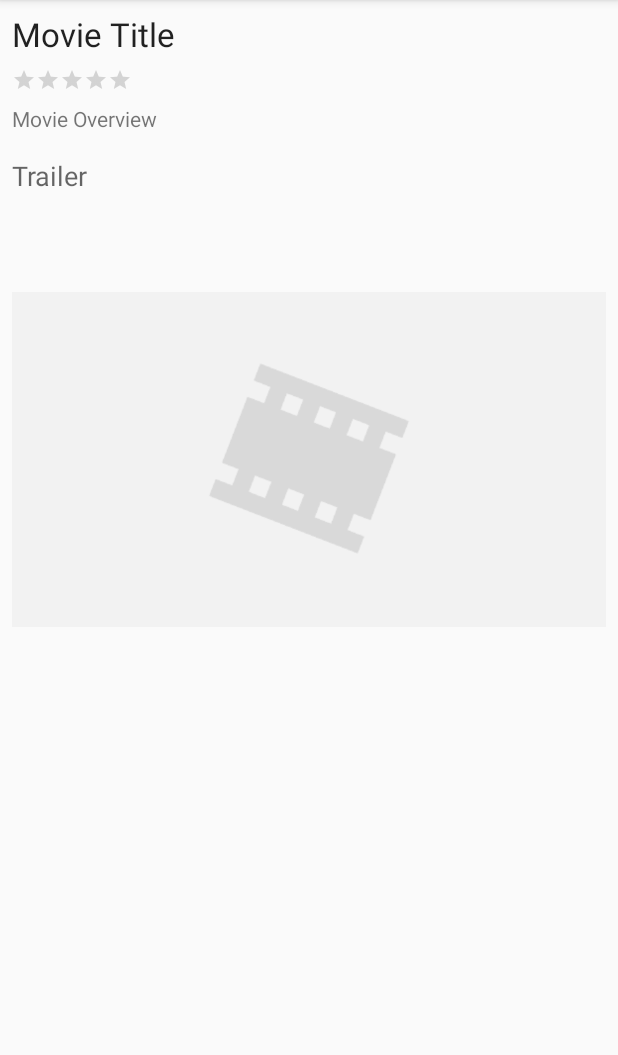
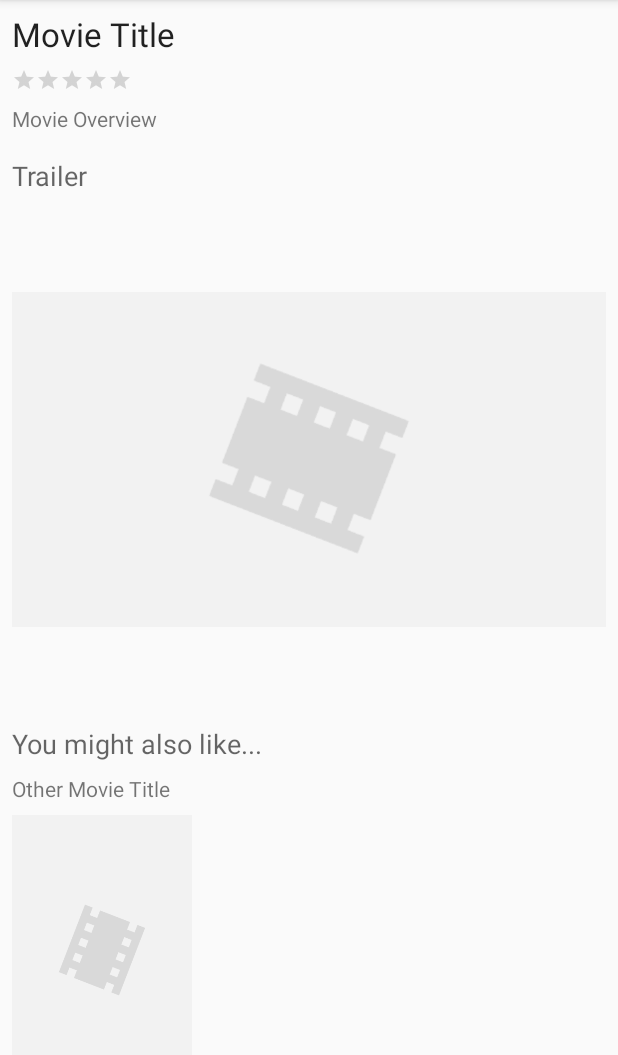
Before and after one commit to carolyn-wong/Flicks, an Android app: the MovieDetailsActivity screen opened directly, with no data from a screen before it, on a phone screen of 412 x 824 dp, the part 84-1139 px from its top. Run offline under Robolectric (Android 15) with nearby library versions, the phone set to English and light mode, and no system bars; libraries missing offline, so code that uses them is left out: com.loopj.android, cz.msebera.android, jp.wasabeef.glide, org.parceler; pictures from the network do not load; 7 statements that could not run were skipped.

Commit message:
added recommendations

```diff
--- a/app/src/main/java/com/example/flicks/MovieDetailsActivity.java
+++ b/app/src/main/java/com/example/flicks/MovieDetailsActivity.java
@@ -12,9 +12,16 @@ import android.widget.Toast;
 
 import com.bumptech.glide.Glide;
 import com.example.flicks.models.Movie;
+import com.loopj.android.http.AsyncHttpClient;
+import com.loopj.android.http.JsonHttpResponseHandler;
+import com.loopj.android.http.RequestParams;
 
+import org.json.JSONArray;
+import org.json.JSONException;
+import org.json.JSONObject;
 import org.parceler.Parcels;
 
+import cz.msebera.android.httpclient.Header;
 import jp.wasabeef.glide.transformations.RoundedCornersTransformation;
 
 public class MovieDetailsActivity extends AppCompatActivity {
@@ -29,10 +36,20 @@ public class MovieDetailsActivity extends AppCompatActivity {
     RatingBar rbVoteAverage;
     ImageView ivTrailerImage;
     String trailerUrl;
+    TextView tvRecTitle;
+    ImageView ivRecImage;
 
-    // add config instead of passing in image url as an intent?
-    // context for rendering
-    // Context context;
+    // constants
+    // base URL for API
+    public final static String API_BASE_URL = "https://api.themoviedb.org/3";
+    // parameter name for API key
+    public final static String API_KEY_PARAM = "api_key";
+    // tag for logging from this activity
+    public final static String TAG = "MovieDetailsActivity";
+
+    // instance values - associated with specific instance of movie list activity
+    AsyncHttpClient client;
+
 
     @Override
     protected void onCreate(Bundle savedInstanceState) {
@@ -43,6 +60,9 @@ public class MovieDetailsActivity extends AppCompatActivity {
         tvTitle = (TextView) findViewById(R.id.tvTitle);
         tvOverview = (TextView) findViewById(R.id.tvOverview);
         rbVoteAverage = (RatingBar) findViewById(R.id.rbVoteAverage);
+        tvRecTitle = (TextView) findViewById(R.id.tvRecTitle);
+        ivTrailerImage = findViewById(R.id.ivTrailerImage);
+        ivRecImage = findViewById(R.id.ivRecImage);
 
         // unwrap movie pass in via intent, using its simple name as key
         movie = (Movie) Parcels.unwrap(getIntent().getParcelableExtra(Movie.class.getSimpleName()));
@@ -51,7 +71,6 @@ public class MovieDetailsActivity extends AppCompatActivity {
         // set title and overview
         tvTitle.setText(movie.getTitle());
         tvOverview.setText(movie.getOverview());
-        ivTrailerImage = findViewById(R.id.ivTrailerImage);
         trailerUrl = getIntent().getStringExtra("trailer_url");
 
         // get correct placeholder/imageview for current orientation
@@ -74,7 +93,7 @@ public class MovieDetailsActivity extends AppCompatActivity {
         ivTrailerImage.setOnClickListener(new View.OnClickListener() {
             @Override
             public void onClick(View v) {
-                if(movie.getId()==null) {
+                if(movie.getId() == null) {
                     Toast.makeText(getApplicationContext(), "Movie id does not exist", Toast.LENGTH_SHORT).show();
                 }
                 else {
@@ -85,5 +104,49 @@ public class MovieDetailsActivity extends AppCompatActivity {
                 }
             }
         });
+
+        getRec(Integer.toString(movie.getId()));
+    }
+
+
+    private void getRec(String vidId) {
+        // create url
+        String url = API_BASE_URL + "/movie/" + vidId + "/recommendations?api_key=";
+        // set request parameters (appended to URL)
+        RequestParams params = new RequestParams();
+        params.put(API_KEY_PARAM, getString(R.string.api_key)); // API key, always required
+        client = new AsyncHttpClient();
+        // GET request expecting JSON object response
+        client.get(url, params, new JsonHttpResponseHandler() {
+            @Override
+            public void onSuccess(int statusCode, Header[] headers, JSONObject response) {
+                // parse JSON response results value as JSON array
+                try {
+                    JSONArray results = response.getJSONArray("results");
+                    // assign YouTube key from JSON object
+                    String recTitle = results.getJSONObject(0).getString("title");
+                    Log.i(TAG, "Returned recommendation title" + recTitle);
+                    tvRecTitle.setText(recTitle);
+                } catch (JSONException e) {
+                    logError("Failed to parse recommendations", e, true);
+                }
+            }
+            @Override
+            public void onFailure(int statusCode, Header[] headers, String responseString, Throwable throwable) {
+                logError("Failed to get data from recommendations endpoint", throwable, true);
+            }
+        });
+    }
+
+    // handle errors, log and alert user of silent failures (if indicated)
+    // Throwable - base class of all errors/exceptions in Java
+    private void logError(String message, Throwable error, boolean alertUser) {
+        // always log error
+        Log.e(TAG, message, error);
+        // optionally fail non-silently - alert user
+        if (alertUser) {
+            // show long toast with error message
+            Toast.makeText(getApplicationContext(), message, Toast.LENGTH_LONG).show();
+        }
     }
 }
--- a/app/src/main/res/layout/activity_movie_details.xml
+++ b/app/src/main/res/layout/activity_movie_details.xml
@@ -5,7 +5,8 @@
     tools:context=".MovieDetailsActivity"
     android:layout_width="match_parent"
     android:layout_height="match_parent">
-    <android.support.constraint.ConstraintLayout
+
+     <android.support.constraint.ConstraintLayout
         android:layout_width="match_parent"
         android:layout_height="match_parent">
 
@@ -78,5 +79,44 @@
             app:layout_constraintStart_toStartOf="parent"
             app:layout_constraintTop_toBottomOf="@+id/tvOverview" />
 
-    </android.support.constraint.ConstraintLayout>
+         <TextView
+             android:id="@+id/recCaption"
+             android:layout_width="wrap_content"
+             android:layout_height="wrap_content"
+             android:layout_marginStart="8dp"
+             android:layout_marginLeft="8dp"
+             android:layout_marginTop="8dp"
+             android:text="You might also like..."
+             android:textAppearance="@style/TextAppearance.AppCompat.Medium"
+             app:layout_constraintStart_toStartOf="parent"
+             app:layout_constraintTop_toBottomOf="@+id/ivTrailerImage" />
+
+         <TextView
+             android:id="@+id/tvRecTitle"
+             android:layout_width="wrap_content"
+             android:layout_height="wrap_content"
+             android:layout_marginStart="8dp"
+             android:layout_marginLeft="8dp"
+             android:layout_marginTop="8dp"
+             android:layout_marginBottom="16dp"
+             android:text="Other Movie Title"
+             app:layout_constraintBottom_toBottomOf="parent"
+             app:layout_constraintStart_toStartOf="parent"
+             app:layout_constraintTop_toBottomOf="@+id/recCaption"
+             app:layout_constraintVertical_bias="0.0" />
+
+         <ImageView
+             android:id="@+id/ivRecImage"
+             android:layout_width="120dp"
+             android:layout_height="180dp"
+             android:layout_marginStart="8dp"
+             android:layout_marginLeft="8dp"
+             android:layout_marginTop="8dp"
+             android:layout_marginBottom="32dp"
+             app:layout_constraintBottom_toBottomOf="parent"
+             app:layout_constraintStart_toStartOf="parent"
+             app:layout_constraintTop_toBottomOf="@+id/tvRecTitle"
+             app:srcCompat="@drawable/flicks_movie_placeholder" />
+
+     </android.support.constraint.ConstraintLayout>
 </ScrollView>
--- a/app/src/main/res/layout/activity_movie_trailer.xml
+++ b/app/src/main/res/layout/activity_movie_trailer.xml
@@ -1,5 +1,5 @@
 <?xml version="1.0" encoding="utf-8"?>
-<ScrollView xmlns:android="http://schemas.android.com/apk/res/android"
+<NestedScrollView xmlns:android="http://schemas.android.com/apk/res/android"
     xmlns:app="http://schemas.android.com/apk/res-auto"
     xmlns:tools="http://schemas.android.com/tools"
     android:layout_width="match_parent"
@@ -37,4 +37,4 @@
 
     </android.support.constraint.ConstraintLayout>
 
-</ScrollView>
+</NestedScrollView>
```
Also changed, not shown: app/src/main/java/com/example/flicks/models/Movie.java (+3 -9 lines).
